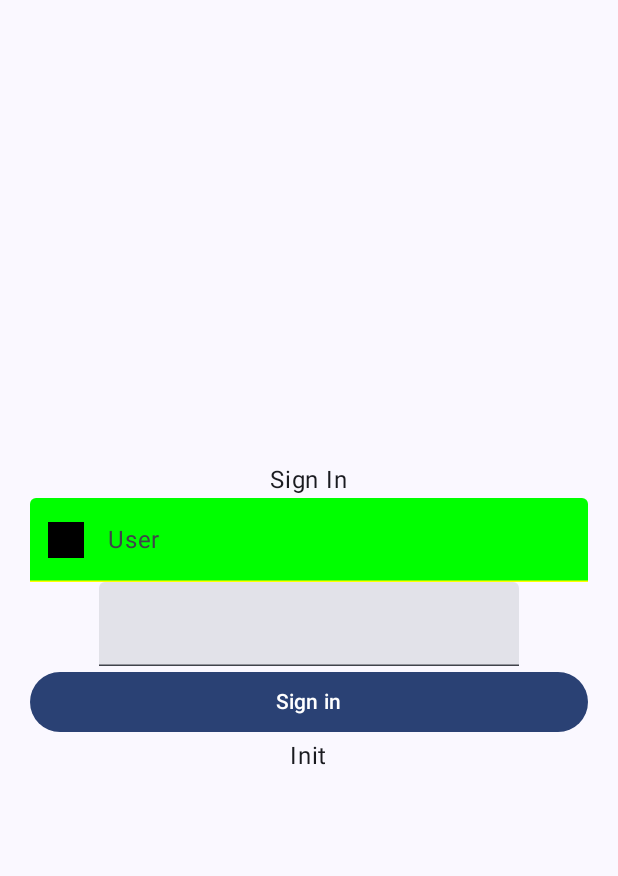
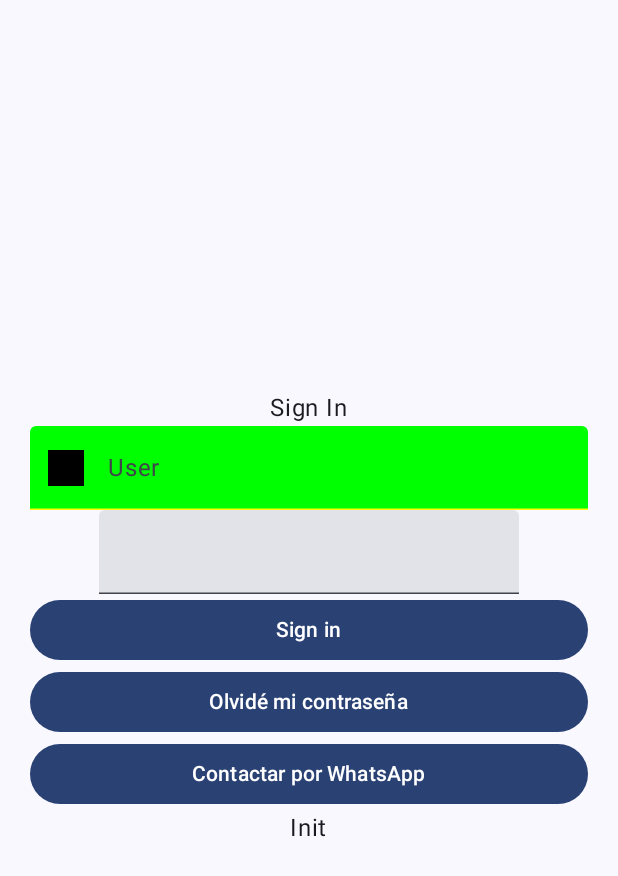
Before and after one commit to JonathanELPRO/noniCobo, an Android app built with Jetpack Compose: the screen it shows after launch (MainActivity), on a phone screen of 412 x 824 dp. Shown: the top 876 px of the screen. Run offline under Robolectric (Android 15) with nearby library versions, the phone set to English and light mode, and no system bars; pictures from the network do not load.

Commit message:
actualizacion para Cobchulocumpi

```diff
--- /dev/null
+++ b/app/src/main/java/com/calyrsoft/ucbp1/data/repository/WhatsappRepository.kt
@@ -0,0 +1,17 @@
+package com.calyrsoft.ucbp1.data.repository
+
+import com.calyrsoft.ucbp1.domain.repository.IWhatsappRepository
+
+class WhatsappRepository : IWhatsappRepository {
+
+    private val numbers = mutableListOf(
+        "+59171234567",
+        "+59178901234",
+        "+59170112233"
+    )
+
+    override fun getFirstNumber(): String {
+        return numbers.firstOrNull() ?: throw Exception("No hay números disponibles")
+    }
+
+}
--- a/app/src/main/java/com/calyrsoft/ucbp1/di/modules.kt
+++ b/app/src/main/java/com/calyrsoft/ucbp1/di/modules.kt
@@ -3,15 +3,19 @@ package com.calyrsoft.ucbp1.di
 import com.calyrsoft.ucbp1.data.repository.ExchangeRateRepository
 import com.calyrsoft.ucbp1.data.repository.GithubRepository
 import com.calyrsoft.ucbp1.data.repository.LoginRepository
+import com.calyrsoft.ucbp1.data.repository.WhatsappRepository
 import com.calyrsoft.ucbp1.domain.repository.IExchangeRateRepository
 import com.calyrsoft.ucbp1.domain.repository.IGithubRepository
 import com.calyrsoft.ucbp1.domain.repository.ILoginRepository
+import com.calyrsoft.ucbp1.domain.repository.IWhatsappRepository
 import com.calyrsoft.ucbp1.domain.usecase.FindByNameAndPasswordUseCase
 import com.calyrsoft.ucbp1.domain.usecase.FindByNameUseCase
 import com.calyrsoft.ucbp1.domain.usecase.FindByNickNameUseCase
 import com.calyrsoft.ucbp1.domain.usecase.GetExchangeRateUseCase
+import com.calyrsoft.ucbp1.domain.usecase.GetFirstWhatsappNumberUseCase
 import com.calyrsoft.ucbp1.domain.usecase.UpdateUserProfileUseCase
 import com.calyrsoft.ucbp1.presentation.ExchangeRateViewModel
+import com.calyrsoft.ucbp1.presentation.ForgotPasswordViewModel
 import com.calyrsoft.ucbp1.presentation.GithubViewModel
 import com.calyrsoft.ucbp1.presentation.LoginViewModel
 import com.calyrsoft.ucbp1.presentation.ProfileViewModel
@@ -24,6 +28,7 @@ val appModule = module {
     //eso de ahi crea un singleton de GithubRepository la cosa es que este singleton podra ser usado solo si los programadores ponenIGithubRepository
     single<ILoginRepository> { LoginRepository() }
     single<IExchangeRateRepository> { ExchangeRateRepository() }
+    single<IWhatsappRepository> { WhatsappRepository() }
 
 
 
@@ -34,6 +39,7 @@ val appModule = module {
     factory { FindByNameUseCase(get()) }
     factory { UpdateUserProfileUseCase(get()) }
     factory { GetExchangeRateUseCase(get()) }
+    factory { GetFirstWhatsappNumberUseCase(get()) }
 
 
 
@@ -41,9 +47,11 @@ val appModule = module {
     //view models
     viewModel { GithubViewModel(get()) }
     //este get le inyecta el caso e uso que ya sabemos como crear en la linea anterior
-    viewModel { LoginViewModel(get()) }
+    viewModel { LoginViewModel(get(),get()) }
     viewModel { ProfileViewModel(get(), get()) }
     viewModel { ExchangeRateViewModel(get()) }
+    viewModel { ForgotPasswordViewModel(get(), get()) }
+
 
 
 }
--- /dev/null
+++ b/app/src/main/java/com/calyrsoft/ucbp1/domain/repository/IWhatsappRepository.kt
@@ -0,0 +1,5 @@
+package com.calyrsoft.ucbp1.domain.repository
+
+interface IWhatsappRepository {
+    fun getFirstNumber(): String
+}
--- /dev/null
+++ b/app/src/main/java/com/calyrsoft/ucbp1/domain/usecase/GetFirstWhatsappNumberUseCase.kt
@@ -0,0 +1,9 @@
+package com.calyrsoft.ucbp1.domain.usecase
+
+import com.calyrsoft.ucbp1.domain.repository.IWhatsappRepository
+
+class GetFirstWhatsappNumberUseCase(private val repository: IWhatsappRepository) {
+    fun invoke(): String {
+        return repository.getFirstNumber()
+    }
+}
--- a/app/src/main/java/com/calyrsoft/ucbp1/navigation/Screen.kt
+++ b/app/src/main/java/com/calyrsoft/ucbp1/navigation/Screen.kt
@@ -9,5 +9,6 @@ sealed class Screen(val route: String) {
     }
 
     object ExchangeRateScreen : Screen("exchangeRate")
+    object ForgotPasswordScreen : Screen("forgot_password")
 
 }
--- a/app/src/main/java/com/calyrsoft/ucbp1/presentation/LoginScreen.kt
+++ b/app/src/main/java/com/calyrsoft/ucbp1/presentation/LoginScreen.kt
@@ -22,10 +22,12 @@ import androidx.compose.ui.Alignment
 import androidx.compose.ui.Modifier
 import androidx.compose.ui.graphics.Color
 import androidx.compose.ui.layout.ContentScale
+import androidx.compose.ui.platform.LocalContext
 import androidx.compose.ui.res.painterResource
 import androidx.compose.ui.res.stringResource
 import androidx.compose.ui.text.input.KeyboardType
 import androidx.compose.ui.unit.dp
+import androidx.core.net.toUri
 import coil3.compose.AsyncImage
 import com.calyrsoft.ucbp1.R
 import org.koin.androidx.compose.koinViewModel
@@ -33,7 +35,8 @@ import org.koin.androidx.compose.koinViewModel
 @Composable
 fun SigninPage(modifier: Modifier,
                vm : LoginViewModel = koinViewModel(),
-               onSuccess: (name: String) -> Unit) {
+               onSuccess: (name: String) -> Unit,
+               navToForgotPassword: () -> Unit) {
     //arriba estamos definiendo un callback
     var userSignIn by remember { mutableStateOf("") }
     var passwordSignIn by remember { mutableStateOf("") }
@@ -87,6 +90,33 @@ fun SigninPage(modifier: Modifier,
             Text(text = stringResource(R.string.signin_button))
         }
 
+        Button(
+            modifier = Modifier.fillMaxWidth(),
+            onClick = { navToForgotPassword() } // callback que recibe SigninPage
+        ) {
+            Text("Olvidé mi contraseña")
+        }
+
+        val context = LocalContext.current
+
+        Button(
+            onClick = {
+                val number = vm.openWhatsapp()
+                val url = "https://wa.me/$number"
+
+                // Crear el intent de forma concisa usando toUri()
+                val intent = android.content.Intent(
+                    android.content.Intent.ACTION_VIEW,
+                    url.toUri()
+                )
+
+                context.startActivity(intent)
+            },
+            modifier = Modifier.fillMaxWidth()
+        ) {
+            Text("Contactar por WhatsApp")
+        }
+
         when(val st = state){
             is LoginViewModel.LoginStateUI.Error -> {
                 Text(st.message)
--- a/app/src/main/java/com/calyrsoft/ucbp1/presentation/LoginViewModel.kt
+++ b/app/src/main/java/com/calyrsoft/ucbp1/presentation/LoginViewModel.kt
@@ -4,6 +4,7 @@ import androidx.lifecycle.ViewModel
 import androidx.lifecycle.viewModelScope
 import com.calyrsoft.ucbp1.domain.model.LoginUserModel
 import com.calyrsoft.ucbp1.domain.usecase.FindByNameAndPasswordUseCase
+import com.calyrsoft.ucbp1.domain.usecase.GetFirstWhatsappNumberUseCase
 import kotlinx.coroutines.Dispatchers
 import kotlinx.coroutines.flow.MutableStateFlow
 import kotlinx.coroutines.flow.StateFlow
@@ -11,7 +12,8 @@ import kotlinx.coroutines.flow.asStateFlow
 import kotlinx.coroutines.launch
 
 class LoginViewModel(
-    val useCase: FindByNameAndPasswordUseCase
+    val useCase: FindByNameAndPasswordUseCase,
+    val getFirstWhatsappNumberUseCase: GetFirstWhatsappNumberUseCase
 ): ViewModel()  {
     sealed class LoginStateUI {
         object Init: LoginStateUI()
@@ -47,4 +49,8 @@ class LoginViewModel(
         }
     }
 
+    fun openWhatsapp(): String {
+        return getFirstWhatsappNumberUseCase.invoke()
+    }
+
 }
--- a/app/src/main/java/com/calyrsoft/ucbp1/presentation/ProfileScreen.kt
+++ b/app/src/main/java/com/calyrsoft/ucbp1/presentation/ProfileScreen.kt
@@ -56,6 +56,7 @@ fun ProfileScreen(
             is ProfileViewModel.ProfileStateUI.Loading -> Text("Cargando perfil...")
 
             is ProfileViewModel.ProfileStateUI.DataLoaded -> {
+
                 val user = st.user
 
                 if (editableName.isEmpty()) editableName = user.name
```
Also changed, not shown: app/src/main/java/com/calyrsoft/ucbp1/navigation/AppNavigation.kt (+16 -0 lines), app/src/main/java/com/calyrsoft/ucbp1/presentation/ForgotPasswordScreen.kt (added, +96 -0 lines), app/src/main/java/com/calyrsoft/ucbp1/presentation/ForgotPasswordViewModel.kt (added, +73 -0 lines).
